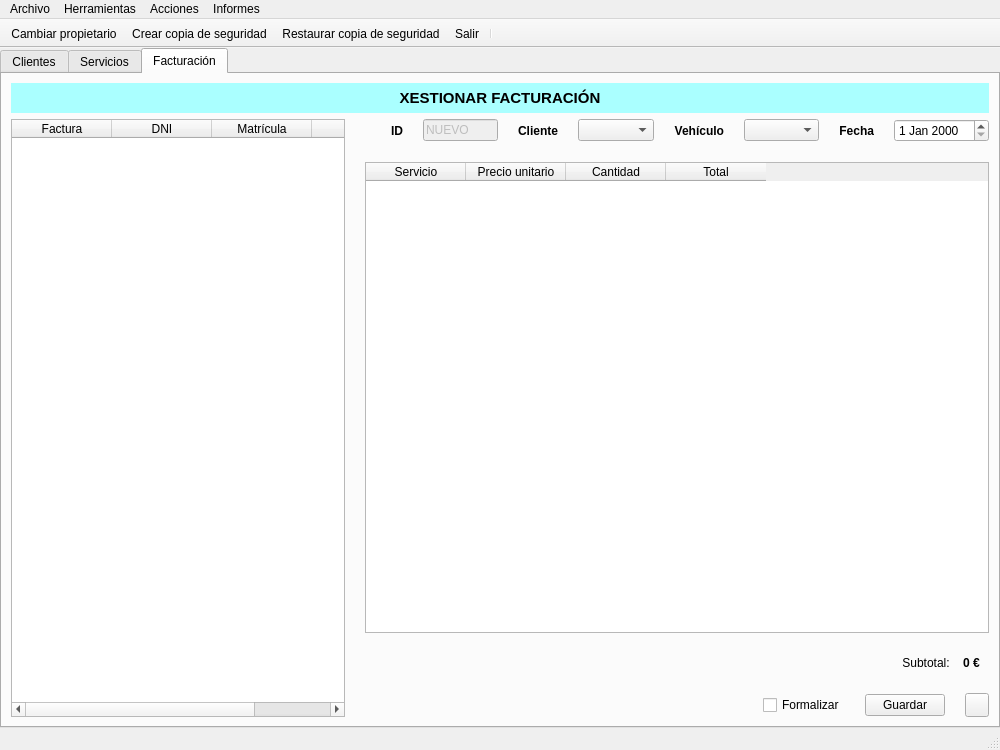
Old version of the form ui/ventMain.ui in the repository arielcostas/dam-di-costasguerrero.
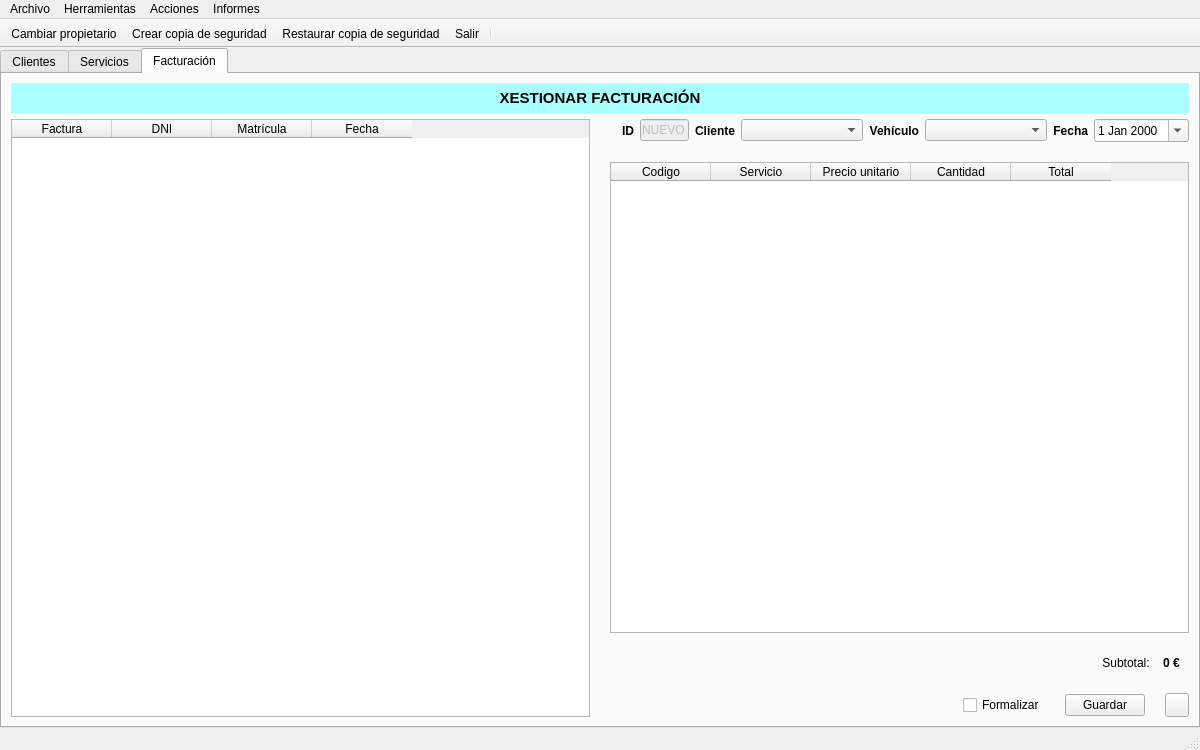
New version of the form. Icons and pictures are not drawn.

Patch:
```diff
--- a/ui/ventMain.ui
+++ b/ui/ventMain.ui
@@ -6,13 +6,13 @@
    <rect>
     <x>0</x>
     <y>0</y>
-    <width>1000</width>
+    <width>1200</width>
     <height>750</height>
    </rect>
   </property>
   <property name="minimumSize">
    <size>
-    <width>1000</width>
+    <width>1200</width>
     <height>750</height>
    </size>
   </property>
@@ -1306,7 +1306,10 @@
             <item>
              <layout class="QVBoxLayout" name="verticalLayout_3">
               <item>
-               <layout class="QHBoxLayout" name="horizontalLayout_4" stretch="1,2,1,2,1,2,0,0">
+               <layout class="QHBoxLayout" name="horizontalLayout_4" stretch="1,2,1,5,1,5,0,3">
+                <property name="spacing">
+                 <number>6</number>
+                </property>
                 <item>
                  <widget class="QLabel" name="lblFactCli_2">
                   <property name="font">
@@ -1354,7 +1357,11 @@
                  </widget>
                 </item>
                 <item>
-                 <widget class="QComboBox" name="cmbFactCli"/>
+                 <widget class="QComboBox" name="cmbFactCli">
+                  <property name="sizeAdjustPolicy">
+                   <enum>QComboBox::AdjustToContents</enum>
+                  </property>
+                 </widget>
                 </item>
                 <item>
                  <widget class="QLabel" name="lblFactCar">
@@ -1396,12 +1403,21 @@
                  </widget>
                 </item>
                 <item>
-                 <widget class="QDateEdit" name="txtFechaFactura"/>
+                 <widget class="QDateEdit" name="txtFechaFactura">
+                  <property name="calendarPopup">
+                   <bool>true</bool>
+                  </property>
+                 </widget>
                 </item>
                </layout>
               </item>
               <item>
-               <widget class="QTableWidget" name="tableWidget">
+               <widget class="QTableWidget" name="tablaFacturaServicios">
+                <column>
+                 <property name="text">
+                  <string>Codigo</string>
+                 </property>
+                </column>
                 <column>
                  <property name="text">
                   <string>Servicio</string>
@@ -1550,7 +1566,7 @@
     <rect>
      <x>0</x>
      <y>0</y>
-     <width>1000</width>
+     <width>1200</width>
      <height>22</height>
     </rect>
    </property>
```
Left out of the diff: 17 changed lines with no effect on the pictures.
